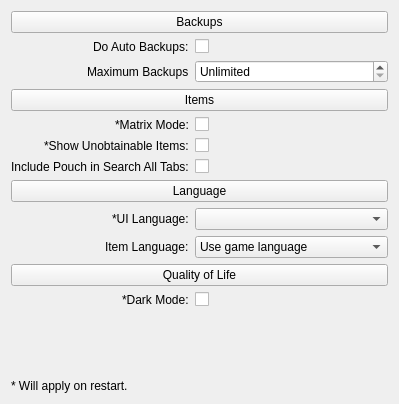
Before: the Qt Designer form gui/settings/settingsui.ui in EnderHDMC/MHWISaveEditor, drawn with Qt 5.
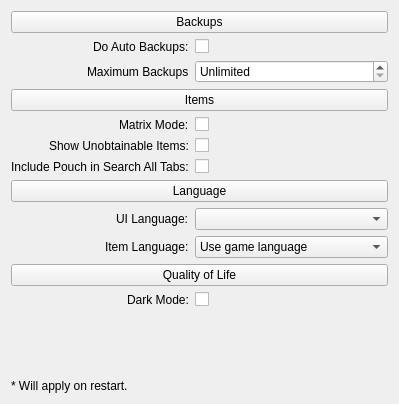
After: the same form once the commit is applied.

```diff
--- a/gui/settings/settingsui.ui
+++ b/gui/settings/settingsui.ui
@@ -73,7 +73,7 @@
    <item row="5" column="0">
     <widget class="QLabel" name="lblMatrixMode">
      <property name="text">
-      <string comment="Whether the editor will render all item icons like a neon sign.">*Matrix Mode:</string>
+      <string comment="Whether the editor will render all item icons like a neon sign.">Matrix Mode:</string>
      </property>
     </widget>
    </item>
@@ -83,7 +83,7 @@
    <item row="6" column="0">
     <widget class="QLabel" name="lblShowUnobtainable">
      <property name="text">
-      <string comment="Show items that are normally unobtainable such as Pure Dracolites or Mega Dash Juice in item search.">*Show Unobtainable Items:</string>
+      <string comment="Show items that are normally unobtainable such as Pure Dracolites or Mega Dash Juice in item search.">Show Unobtainable Items:</string>
      </property>
     </widget>
    </item>
@@ -113,7 +113,7 @@
    <item row="10" column="0">
     <widget class="QLabel" name="lblUILanguage">
      <property name="text">
-      <string comment="The language the Editor UI will show in.">*UI Language:</string>
+      <string comment="The language the Editor UI will show in.">UI Language:</string>
      </property>
     </widget>
    </item>
@@ -224,7 +224,7 @@
    <item row="14" column="0">
     <widget class="QLabel" name="lblDarkMode">
      <property name="text">
-      <string comment="Dark mode for the editor UI.">*Dark Mode:</string>
+      <string comment="Dark mode for the editor UI.">Dark Mode:</string>
      </property>
     </widget>
    </item>
```
